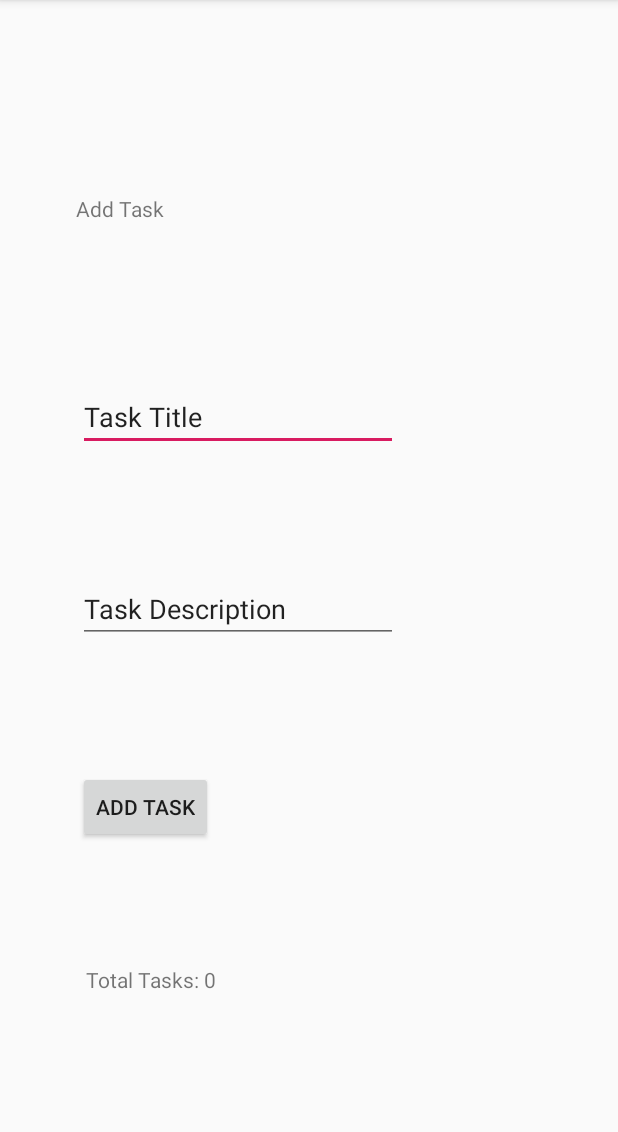
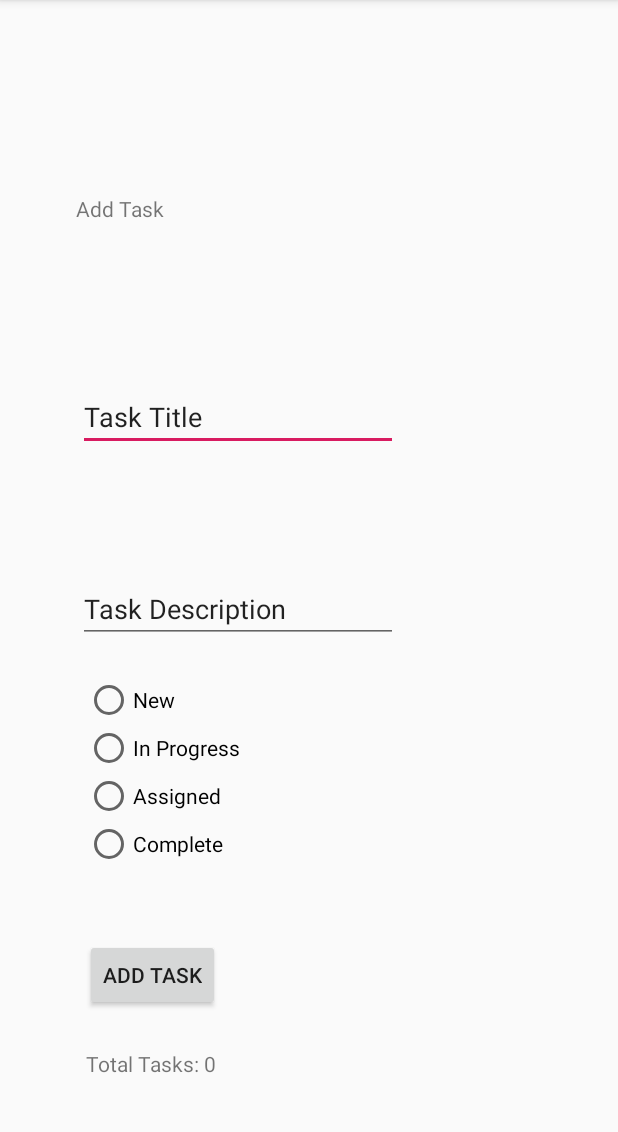
Before and after one commit to jjblues86/taskmaster, an Android app: the screen it shows after launch (AddTask), after a tap on "ADD TASK", on a phone screen of 412 x 824 dp, the part 84-1216 px from its top. Run offline under Robolectric (Android 15) with nearby library versions, the phone set to English and light mode, and no system bars; our stand-ins replace Room's generated code.

Commit message:
completed all tasks

```diff
--- a/app/build.gradle
+++ b/app/build.gradle
@@ -24,6 +24,10 @@ android {
 }
 
 dependencies {
+    def room_version = "2.2.3"
+
+    implementation "androidx.room:room-runtime:$room_version"
+    annotationProcessor "androidx.room:room-compiler:$room_version" // For Kotlin use kapt instead of annotationProcessor
     implementation fileTree(dir: 'libs', include: ['*.jar'])
     implementation 'androidx.appcompat:appcompat:1.0.2'
     implementation 'androidx.constraintlayout:constraintlayout:1.1.3'
@@ -32,4 +36,6 @@ dependencies {
     androidTestImplementation 'androidx.test.ext:junit:1.1.0'
     androidTestImplementation 'androidx.test.espresso:espresso-core:3.1.1'
     implementation 'androidx.recyclerview:recyclerview:1.1.0'
+    androidTestImplementation 'androidx.test:rules:1.2.0-beta01'
+
 }
--- a/app/src/main/java/com/example/taskmaster/MainActivity.java
+++ b/app/src/main/java/com/example/taskmaster/MainActivity.java
@@ -1,6 +1,9 @@
 package com.example.taskmaster;
 
 import androidx.appcompat.app.AppCompatActivity;
+import androidx.recyclerview.widget.LinearLayoutManager;
+import androidx.recyclerview.widget.RecyclerView;
+import androidx.room.Room;
 
 import android.content.Intent;
 import android.content.SharedPreferences;
@@ -12,14 +15,34 @@ import android.widget.Button;
 import android.widget.EditText;
 import android.widget.TextView;
 
+import java.util.List;
+
 public class MainActivity extends AppCompatActivity {
 
     private static final String TAG = "jj.main";
+    private List<Task> tasks;
 
     @Override
     protected void onCreate(Bundle savedInstanceState) {
         super.onCreate(savedInstanceState);
         setContentView(R.layout.activity_main);
+
+//        List<Task> tasks;
+        MyDatabase myDatabase;
+
+
+
+        myDatabase = Room.databaseBuilder(getApplicationContext(), MyDatabase.class, "task_items").allowMainThreadQueries().build();
+
+        this.tasks = myDatabase.taskDao().getAll();
+        for (Task item : tasks){
+            Log.i(TAG, item.body + item.title + item.state);
+        }
+
+        RecyclerView recyclerView = findViewById(R.id.fragment2);
+        recyclerView.setLayoutManager(new LinearLayoutManager(this));
+        recyclerView.setAdapter(new MyTaskRecyclerViewAdapter(this.tasks, null));
+
 
         Button addTask = findViewById(R.id.button);
         addTask.setOnClickListener(new View.OnClickListener() {
@@ -29,7 +52,6 @@ public class MainActivity extends AppCompatActivity {
                 //Intent activity for AddTask button
                 Intent goToAddTask = new Intent(MainActivity.this, AddTask.class);
                 MainActivity.this.startActivity(goToAddTask);
-
             }
         });
 
@@ -91,7 +113,6 @@ public class MainActivity extends AppCompatActivity {
     public void whenSettingsButtonIsPressed(View v){
         Intent settingsPage = new Intent(this, SettingsActivity.class);
         MainActivity.this.startActivity(settingsPage);
-
     }
     @Override
     protected void onStart(){
@@ -110,7 +131,6 @@ public class MainActivity extends AppCompatActivity {
         textView.setText(enteredUsername);
         textView.setVisibility(View.VISIBLE);
 //        if(enteredUsername.equals("userName"))
-
     }
 
 //    @Override
--- /dev/null
+++ b/app/src/main/java/com/example/taskmaster/MyDatabase.java
@@ -0,0 +1,8 @@
+package com.example.taskmaster;
+
+import androidx.room.RoomDatabase;
+
+@androidx.room.Database(entities = {Task.class}, version = 1)
+public abstract class MyDatabase extends RoomDatabase {
+    public abstract TaskDao taskDao();
+}
--- a/app/src/main/java/com/example/taskmaster/MyTaskRecyclerViewAdapter.java
+++ b/app/src/main/java/com/example/taskmaster/MyTaskRecyclerViewAdapter.java
@@ -1,6 +1,7 @@
 package com.example.taskmaster;
 
 import androidx.recyclerview.widget.RecyclerView;
+import androidx.room.Room;
 
 import android.content.Context;
 import android.content.Intent;
--- a/app/src/main/java/com/example/taskmaster/Task.java
+++ b/app/src/main/java/com/example/taskmaster/Task.java
@@ -1,6 +1,14 @@
 package com.example.taskmaster;
 
-class Task {
+import androidx.room.Entity;
+import androidx.room.PrimaryKey;
+
+@Entity
+public class Task {
+
+    @PrimaryKey(autoGenerate = true)
+    long id;
+
     String title;
     String body;
     String state;
--- /dev/null
+++ b/app/src/main/java/com/example/taskmaster/TaskDao.java
@@ -0,0 +1,23 @@
+package com.example.taskmaster;
+
+
+import androidx.room.Dao;
+import androidx.room.Index;
+import androidx.room.Insert;
+import androidx.room.Query;
+
+import java.util.List;
+
+@Dao
+public interface TaskDao {
+    @Query("SELECT * FROM task")
+    List<Task> getAll();
+
+    @Query("SELECT * FROM task WHERE id= :id")
+    Task getOne(long id);
+
+    @Insert
+     void saveTask(Task task);
+
+
+}
--- a/app/src/main/java/com/example/taskmaster/TaskFragment.java
+++ b/app/src/main/java/com/example/taskmaster/TaskFragment.java
@@ -75,7 +75,7 @@ public class TaskFragment extends Fragment {
             List<Task> listOfTask = new ArrayList<>();
             listOfTask.add(new Task("Coding", "I love Java", "in progress"));
             listOfTask.add(new Task("Cooking", "I love Cooking", "in progress"));
-            listOfTask.add(new Task("Soccer", "I soccer practice", "in progress"));
+            listOfTask.add(new Task("Soccer", "I love soccer practice", "in progress"));
 
             recyclerView.setAdapter(new MyTaskRecyclerViewAdapter(listOfTask, null));//creating the view adapter
         }
--- a/app/src/main/res/layout/activity_add_task.xml
+++ b/app/src/main/res/layout/activity_add_task.xml
@@ -66,10 +66,10 @@
         android:text="ADD TASK"
         app:layout_constraintBottom_toBottomOf="parent"
         app:layout_constraintEnd_toEndOf="parent"
-        app:layout_constraintHorizontal_bias="0.124"
+        app:layout_constraintHorizontal_bias="0.141"
         app:layout_constraintStart_toStartOf="parent"
-        app:layout_constraintTop_toTopOf="parent"
-        app:layout_constraintVertical_bias="0.73" />
+        app:layout_constraintTop_toBottomOf="@+id/radioGroup"
+        app:layout_constraintVertical_bias="0.346" />
 
     <TextView
         android:id="@+id/textView4"
@@ -85,4 +85,39 @@
         app:layout_constraintHorizontal_bias="0.14"
         app:layout_constraintStart_toStartOf="parent"
         app:layout_constraintTop_toBottomOf="@+id/button3" />
+
+    <RadioGroup
+        android:id="@+id/radioGroup"
+        android:layout_width="175dp"
+        android:layout_height="134dp"
+        android:layout_marginTop="22dp"
+        app:layout_constraintEnd_toEndOf="parent"
+        app:layout_constraintHorizontal_bias="0.24"
+        app:layout_constraintStart_toStartOf="parent"
+        app:layout_constraintTop_toBottomOf="@+id/editText3">
+
+        <RadioButton
+            android:id="@+id/radioButton"
+            android:layout_width="match_parent"
+            android:layout_height="wrap_content"
+            android:text="New" />
+
+        <RadioButton
+            android:id="@+id/radioButton2"
+            android:layout_width="match_parent"
+            android:layout_height="wrap_content"
+            android:text="In Progress" />
+
+        <RadioButton
+            android:id="@+id/radioButton3"
+            android:layout_width="match_parent"
+            android:layout_height="wrap_content"
+            android:text="Assigned" />
+
+        <RadioButton
+            android:id="@+id/radioButton4"
+            android:layout_width="match_parent"
+            android:layout_height="wrap_content"
+            android:text="Complete" />
+    </RadioGroup>
 </androidx.constraintlayout.widget.ConstraintLayout>
```
Also changed, not shown: app/src/main/java/com/example/taskmaster/AddTask.java (+43 -6 lines), app/src/main/java/com/example/taskmaster/TaskDetailActivity.java (+7 -0 lines), app/src/main/res/layout/activity_task_detail.xml (+28 -5 lines), app/src/main/res/layout/fragment_task.xml (+6 -6 lines), 2 other files.
